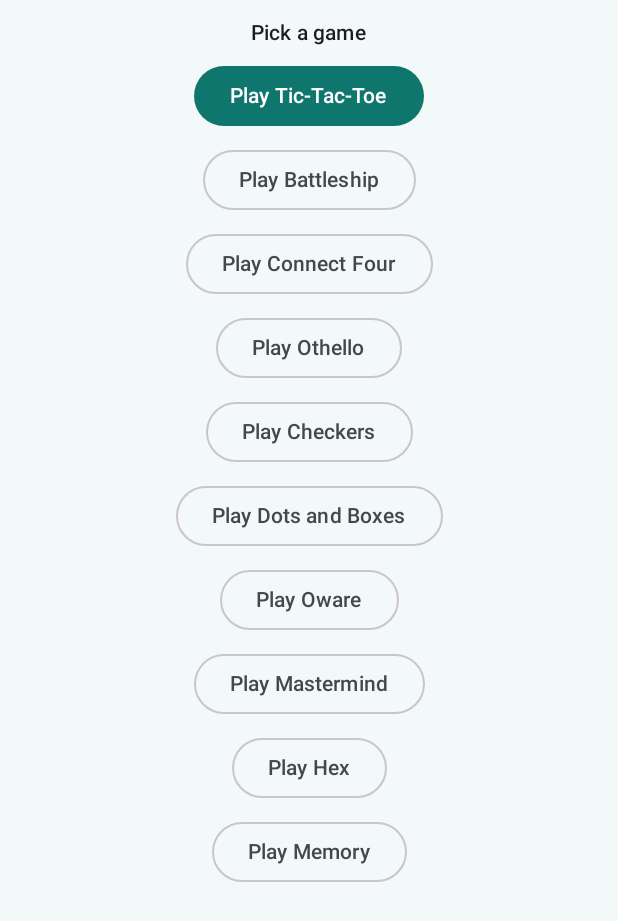
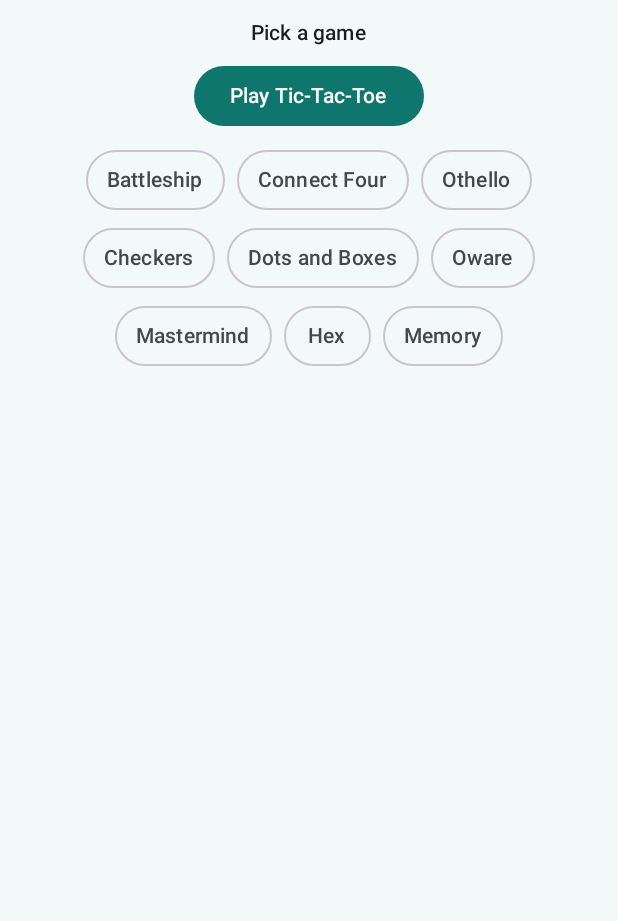
Before and after one commit to JoaquinAyG/1v1-games, an Android app built with Jetpack Compose: the composable GamePicker called with empty values, on a phone screen of 412 x 824 dp. Shown: the top 921 px of the screen. Run offline under Robolectric (Android 15) with nearby library versions, the phone set to English and light mode, and no system bars.

Commit message:
Wrap the room's game picker onto a few lines
With ten games the picker stacked ten full-width buttons and took about
two thirds of a phone screen, squeezing the chat (and on a small phone
it could push the message box off the screen). The game hosted from the
lobby keeps its "Play ..." button at the top; the others are now
outlined buttons with just the game's name that wrap onto as few lines
as fit, three on a typical phone.

```diff
--- a/app/src/main/kotlin/com/classicgames/app/ui/ChatScreen.kt
+++ b/app/src/main/kotlin/com/classicgames/app/ui/ChatScreen.kt
@@ -3,6 +3,7 @@ package com.classicgames.app.ui
 import androidx.compose.foundation.layout.Arrangement
 import androidx.compose.foundation.layout.Box
 import androidx.compose.foundation.layout.Column
+import androidx.compose.foundation.layout.FlowRow
 import androidx.compose.foundation.layout.PaddingValues
 import androidx.compose.foundation.layout.Row
 import androidx.compose.foundation.layout.fillMaxSize
@@ -297,21 +298,31 @@ fun ChatScreen(
     }
 }
 
-/** Shown when no game is running: one button per game, the one hosted from the lobby first. */
+/**
+ * Shown when no game is running: the game hosted from the lobby (or the first one) as the main button, then the
+ * others. They wrap onto as few lines as fit, so with ten games the chat still keeps most of the screen.
+ */
 @Composable
 private fun GamePicker(preferred: String?, notice: String?, onStart: (String) -> Unit) {
     val playable = GAMES.filter { it.icon != null }.sortedByDescending { it.id == preferred }
+    val main = playable.first()
     Column(
         modifier = Modifier.fillMaxWidth().padding(12.dp),
         horizontalAlignment = Alignment.CenterHorizontally,
         verticalArrangement = Arrangement.spacedBy(8.dp),
     ) {
         Text("Pick a game", style = MaterialTheme.typography.titleSmall)
-        playable.forEachIndexed { i, game ->
-            if (i == 0) {
-                Button(onClick = { onStart(game.id) }) { Text("Play ${game.title}") }
-            } else {
-                OutlinedButton(onClick = { onStart(game.id) }) { Text("Play ${game.title}") }
+        Button(onClick = { onStart(main.id) }) { Text("Play ${main.title}") }
+        FlowRow(
+            modifier = Modifier.fillMaxWidth(),
+            horizontalArrangement = Arrangement.spacedBy(8.dp, Alignment.CenterHorizontally),
+            verticalArrangement = Arrangement.spacedBy(4.dp),
+        ) {
+            for (game in playable.drop(1)) {
+                OutlinedButton(
+                    onClick = { onStart(game.id) },
+                    contentPadding = PaddingValues(horizontal = 14.dp, vertical = 8.dp),
+                ) { Text(game.title) }
             }
         }
         notice?.let {
```
